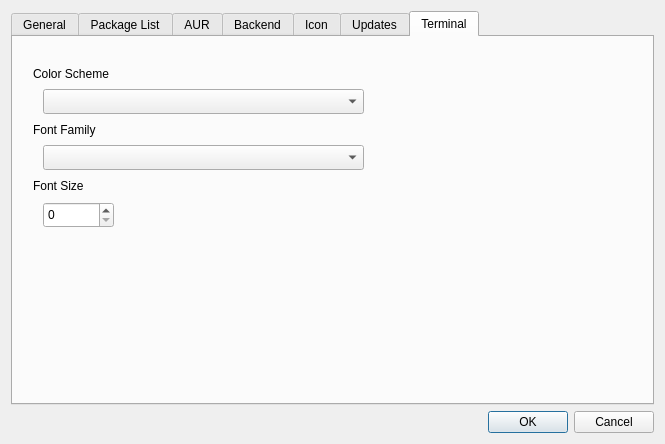
Old version of the form ui/optionsdialog.ui in the repository aarnt/octopi.
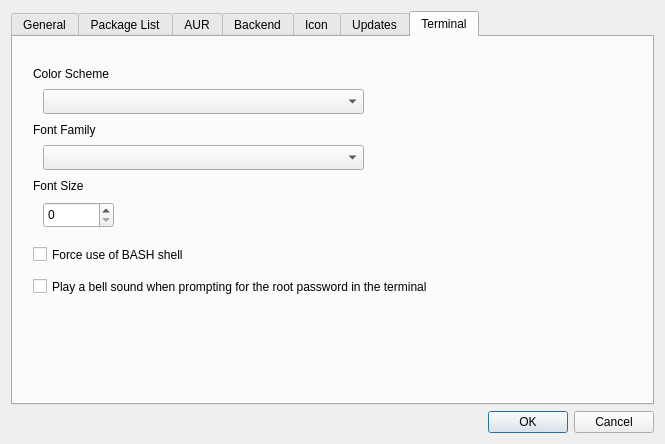
New version of the form. The open tabs and pages were chosen to show the change.

Commit message: - Added "Enable package tooltips" option, so users can disable the feature when needed. - Added "Force use of BASH shell" option to ensure compatibility when the user uses another SHELL.

```diff
--- a/ui/optionsdialog.ui
+++ b/ui/optionsdialog.ui
@@ -89,19 +89,6 @@
           <string>Enable internet checking</string>
          </property>
         </widget>
-        <widget class="QCheckBox" name="cbPlayBellSound">
-         <property name="geometry">
-          <rect>
-           <x>20</x>
-           <y>210</y>
-           <width>611</width>
-           <height>23</height>
-          </rect>
-         </property>
-         <property name="text">
-          <string>Play a bell sound when prompting for the root password in the terminal</string>
-         </property>
-        </widget>
         <widget class="QGroupBox" name="gbInternetChecking">
          <property name="geometry">
           <rect>
@@ -1349,6 +1336,32 @@
           </rect>
          </property>
         </widget>
+        <widget class="QCheckBox" name="cbPlayBellSound">
+         <property name="geometry">
+          <rect>
+           <x>20</x>
+           <y>238</y>
+           <width>611</width>
+           <height>23</height>
+          </rect>
+         </property>
+         <property name="text">
+          <string>Play a bell sound when prompting for the root password in the terminal</string>
+         </property>
+        </widget>
+        <widget class="QCheckBox" name="cbForceBashShell">
+         <property name="geometry">
+          <rect>
+           <x>20</x>
+           <y>206</y>
+           <width>611</width>
+           <height>23</height>
+          </rect>
+         </property>
+         <property name="text">
+          <string>Force use of BASH shell</string>
+         </property>
+        </widget>
        </widget>
       </widget>
      </item>
```
Left out of the diff: 25 changed lines with no effect on the pictures. The commit also changes 8 other files.
